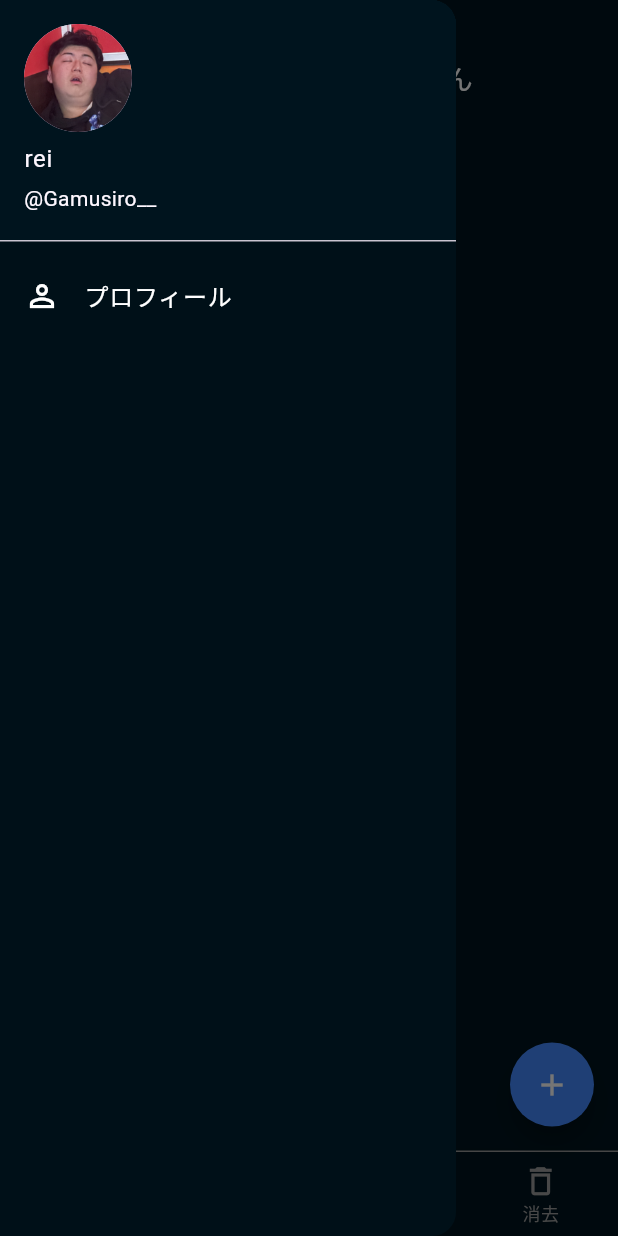
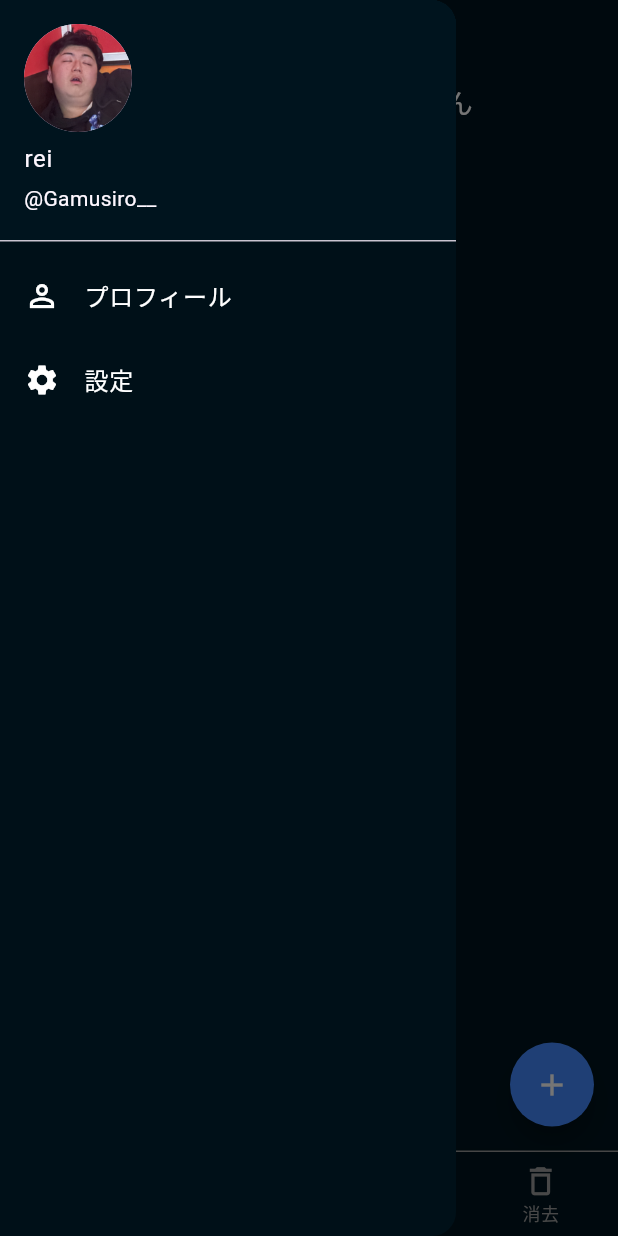
Before and after one commit to Rei0404nakada/learning_ui, a Flutter app: the screen it shows after launch, with the side drawer open, on a phone screen of 412 x 824 dp. Run offline on Flutter 3.47's test engine with Material 3 defaults, Android fonts, the phone set to English and light mode, and no system bars; our stand-ins replace shared_preferences.

Commit message:
add: appBarをSliverAppBarに変更

```diff
--- a/lib/bottom_tab_bar.dart
+++ b/lib/bottom_tab_bar.dart
@@ -29,12 +29,12 @@ class _BottomTabBarState extends State<BottomTabBar> {
   Widget build(BuildContext context) {
     return Scaffold(
       backgroundColor: Color.fromARGB(255, 0, 20, 30),
-      appBar: PreferredSize(
-        preferredSize: const Size.fromHeight(40),
-        child: AppBar(
-          backgroundColor: Color.fromARGB(255, 0, 20, 30),
-        ),
-      ),
+      // appBar: PreferredSize(
+      //   preferredSize: const Size.fromHeight(40),
+      //   child: AppBar(
+      //     backgroundColor: Color.fromARGB(255, 0, 20, 30).withOpacity(0.6),
+      //   ),
+      // ),
       drawer: Drawer(
         backgroundColor: Color.fromARGB(255, 0, 16, 24),
         child: ListView(
@@ -60,9 +60,21 @@ class _BottomTabBarState extends State<BottomTabBar> {
               ),
               onTap: () {},
             ),
+            ListTile(
+              leading: const Icon(
+                Icons.settings,
+                color: Colors.white,
+              ),
+              title: const Text(
+                '設定',
+                style: TextStyle(color: Colors.white),
+              ),
+              onTap: () {},
+            ),
           ],
         ),
       ),
+      extendBodyBehindAppBar: true,
       body: display[selectedIndex],
       bottomNavigationBar: Container(
         decoration: const BoxDecoration(
--- a/lib/home.dart
+++ b/lib/home.dart
@@ -51,23 +51,22 @@ class HomeState extends State<Home> {
   @override
   Widget build(BuildContext context) {
     double _deviceWidth = MediaQuery.of(context).size.width;
-    // const CustomScrollView(
-    //         slivers: [
-    //           SliverAppBar(
-    //             pinned: false,
-    //             floating: true,
-    //             snap: true,
-    //             backgroundColor: Color.fromARGB(255, 0, 20, 30),
-    //             expandedHeight: 100,
-    //             flexibleSpace: FlexibleSpaceBar(
-    //               title: Text(
-    //                 'aaa',
-    //               ),
-    //             ),
-    //           ),
-    //         ],
-    //       ),
-    return Align(
+    return CustomScrollView(
+      slivers: [
+        const SliverAppBar(
+          pinned: false,
+          floating: true,
+          snap: true,
+          backgroundColor: Color.fromARGB(255, 0, 20, 30),
+          expandedHeight: 40,
+          flexibleSpace: FlexibleSpaceBar(
+            title: Text(
+              'aaa',
+            ),
+          ),
+        ),
+        SliverToBoxAdapter(
+          child: Align(
             alignment: Alignment.topCenter,
             child: SingleChildScrollView(
               child: Column(
@@ -88,20 +87,22 @@ class HomeState extends State<Home> {
                                 width: _deviceWidth,
                                 decoration: const BoxDecoration(
                                   border: Border(
-                              bottom: BorderSide(width: 1, color: Colors.grey),
+                                    bottom: BorderSide(
+                                        width: 1, color: Colors.grey),
                                   ),
                                 ),
                                 child: Row(
                                   crossAxisAlignment: CrossAxisAlignment.start,
                                   children: <Widget>[
                                     Container(
-                                padding:
-                                    EdgeInsets.only(top: _deviceWidth * 0.02),
+                                      padding: EdgeInsets.only(
+                                          top: _deviceWidth * 0.02),
                                       width: _deviceWidth * 0.12,
-                                height:
-                                    _deviceWidth * 0.12 + _deviceWidth * 0.02,
+                                      height: _deviceWidth * 0.12 +
+                                          _deviceWidth * 0.02,
                                       child: CircleAvatar(
-                                  backgroundImage: AssetImage(userImagePass),
+                                        backgroundImage:
+                                            AssetImage(userImagePass),
                                       ),
                                     ),
                                     Expanded(
@@ -118,13 +119,15 @@ class HomeState extends State<Home> {
                                                 Row(
                                                   children: <Widget>[
                                                     Padding(
-                                                padding: const EdgeInsets.only(
+                                                      padding:
+                                                          const EdgeInsets.only(
                                                               right: 10),
                                                       child: Text(
                                                         userName,
                                                         style: const TextStyle(
                                                             fontSize: 18,
-                                                      color: Colors.white),
+                                                            color:
+                                                                Colors.white),
                                                       ),
                                                     ),
                                                     Text(
@@ -168,44 +171,47 @@ class HomeState extends State<Home> {
                                               IconButton(
                                                 onPressed: () {
                                                   setState(() {
-                                              cachedSelect[dataLength - i - 1] =
+                                                    cachedSelect[dataLength -
+                                                            i -
+                                                            1] =
                                                         !cachedSelect[
                                                             dataLength - i - 1];
                                                   });
                                                 },
                                                 icon: const Icon(Icons.cached),
                                                 iconSize: 18,
-                                          color:
-                                              cachedSelect[dataLength - i - 1]
+                                                color: cachedSelect[
+                                                        dataLength - i - 1]
                                                     ? Colors.green
                                                     : Colors.grey,
                                               ),
                                               IconButton(
                                                 onPressed: () {
                                                   setState(() {
-                                              favoriteSelect[
-                                                      dataLength - i - 1] =
+                                                    favoriteSelect[dataLength -
+                                                            i -
+                                                            1] =
                                                         !favoriteSelect[
                                                             dataLength - i - 1];
                                                     saveFavorite();
                                                     print(i);
                                                   });
                                                 },
-                                          icon:
-                                              favoriteSelect[dataLength - i - 1]
+                                                icon: favoriteSelect[
+                                                        dataLength - i - 1]
                                                     ? const Icon(Icons.favorite)
                                                     : const Icon(
                                                         Icons.favorite_outline),
                                                 iconSize: 18,
-                                          color:
-                                              favoriteSelect[dataLength - i - 1]
+                                                color: favoriteSelect[
+                                                        dataLength - i - 1]
                                                     ? Colors.pink
                                                     : Colors.grey,
                                               ),
                                               IconButton(
                                                 onPressed: () {},
-                                          icon:
-                                              const Icon(Icons.save_alt_sharp),
+                                                icon: const Icon(
+                                                    Icons.save_alt_sharp),
                                                 iconSize: 18,
                                                 color: Colors.grey,
                                               ),
@@ -234,6 +240,9 @@ class HomeState extends State<Home> {
                 ],
               ),
             ),
+          ),
+        )
+      ],
     );
   }
 }
```
Lines whose indentation alone changed are shown as unchanged.
